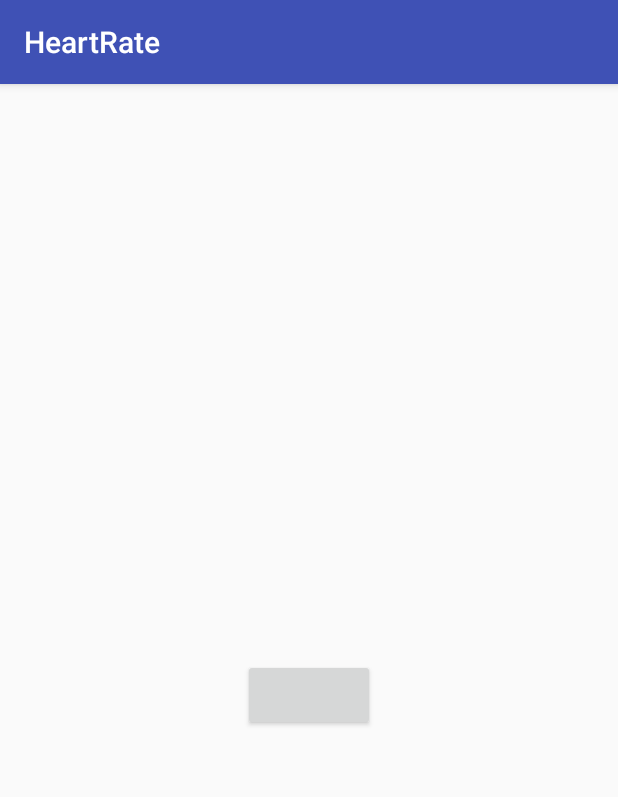
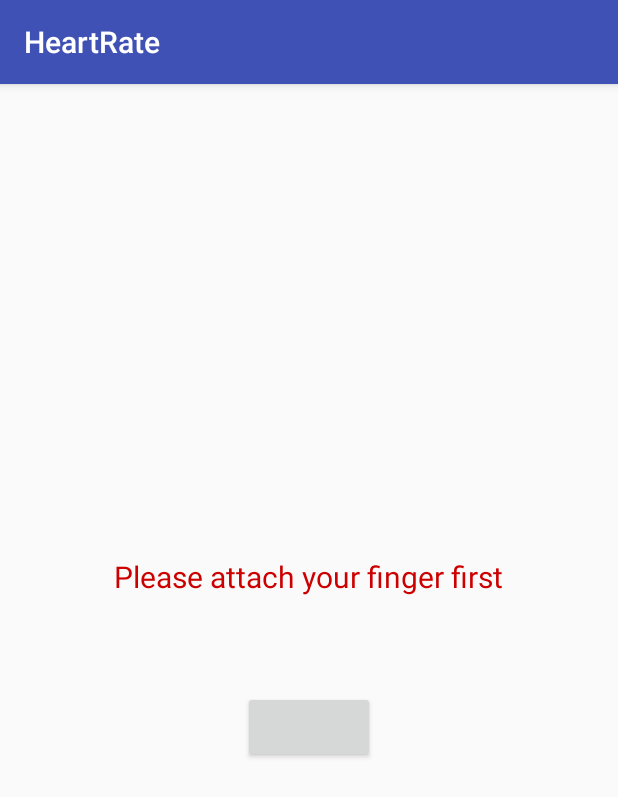
Before and after one commit to rockingbapidas/hearrate, an Android app: the HeartActivity screen opened directly, with no data from a screen before it, on a phone screen of 412 x 824 dp. Shown: the top 797 px of the screen. Run offline under Robolectric (Android 15) with nearby library versions, the phone set to English and light mode, and no system bars; our stand-ins replace Dagger/Hilt's generated code, data binding; libraries missing offline, so code that uses them is left out: com.github.mikephil.charting; 2 statements that could not run were skipped.

```diff
--- a/heart/src/main/java/com/vantagecircle/heartrate/processing/Processing.java
+++ b/heart/src/main/java/com/vantagecircle/heartrate/processing/Processing.java
@@ -3,6 +3,7 @@ package com.vantagecircle.heartrate.processing;
 import android.media.Image;
 import android.os.Build;
 import android.support.annotation.RequiresApi;
+import android.util.Log;
 
 import java.nio.ByteBuffer;
 
@@ -34,6 +35,7 @@ public class Processing implements ProcessingSupport {
         if (yuv420sp == null) return 0;
         final int frameSize = width * height;
         int sum = YUV420SPtoRedSum(yuv420sp, width, height);
+        //Log.e("TAG", "Red Avg " + sum / frameSize);
         return (sum / frameSize);
     }
 
@@ -65,6 +67,7 @@ public class Processing implements ProcessingSupport {
                 sum += red;
             }
         }
+        //Log.e("TAG", "Red sum " + sum);
         return sum;
     }
 }
--- a/heart/src/main/res/layout/activity_main.xml
+++ b/heart/src/main/res/layout/activity_main.xml
@@ -24,11 +24,25 @@
         tools:context="com.vantagecircle.heartrate.activity.ui.HeartActivity">
 
         <TextView
+            android:id="@+id/fingerStatus"
+            android:layout_width="wrap_content"
+            android:layout_height="wrap_content"
+            android:text="@string/finger_status"
+            android:textColor="@android:color/holo_red_dark"
+            android:textSize="20sp"
+            android:visibility="@{heart.detectHeartRate ? View.GONE : View.VISIBLE}"
+            android:layout_marginBottom="10dp"
+            app:layout_constraintBottom_toBottomOf="parent"
+            app:layout_constraintLeft_toLeftOf="parent"
+            app:layout_constraintRight_toRightOf="parent"
+            app:layout_constraintTop_toTopOf="parent" />
+
+        <TextView
             android:id="@+id/heartRate"
             android:layout_width="wrap_content"
             android:layout_height="wrap_content"
             android:text="@{heart.beatsPerMinuteValue == null ? @string/blank : heart.beatsPerMinuteValue}"
-            android:textSize="20sp"
+            android:textSize="24sp"
             app:layout_constraintBottom_toBottomOf="parent"
             app:layout_constraintLeft_toLeftOf="parent"
             app:layout_constraintRight_toRightOf="parent"
--- a/heart/src/main/res/values/strings.xml
+++ b/heart/src/main/res/values/strings.xml
@@ -4,4 +4,5 @@
     <string name="start">Start</string>
     <string name="stop">Stop</string>
     <string name="blank">-----</string>
+    <string name="finger_status">Please attach your finger first</string>
 </resources>
```
Also changed, not shown: heart/src/main/java/com/vantagecircle/heartrate/activity/presenter/HeartActivityPresenter.java (+22 -6 lines).
